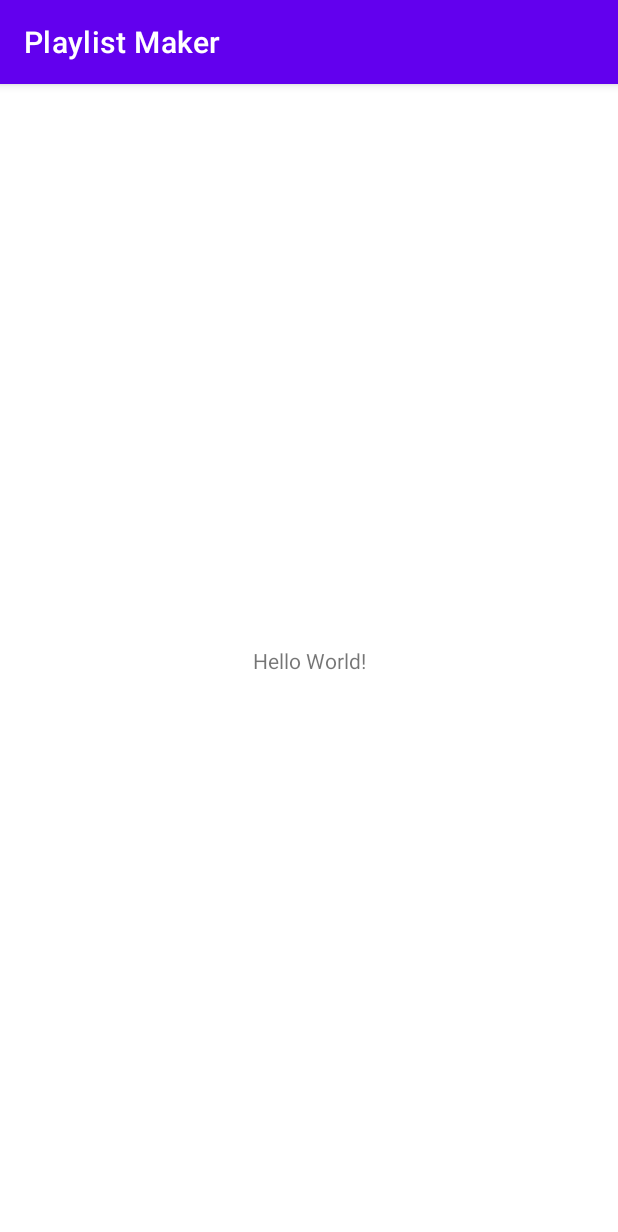
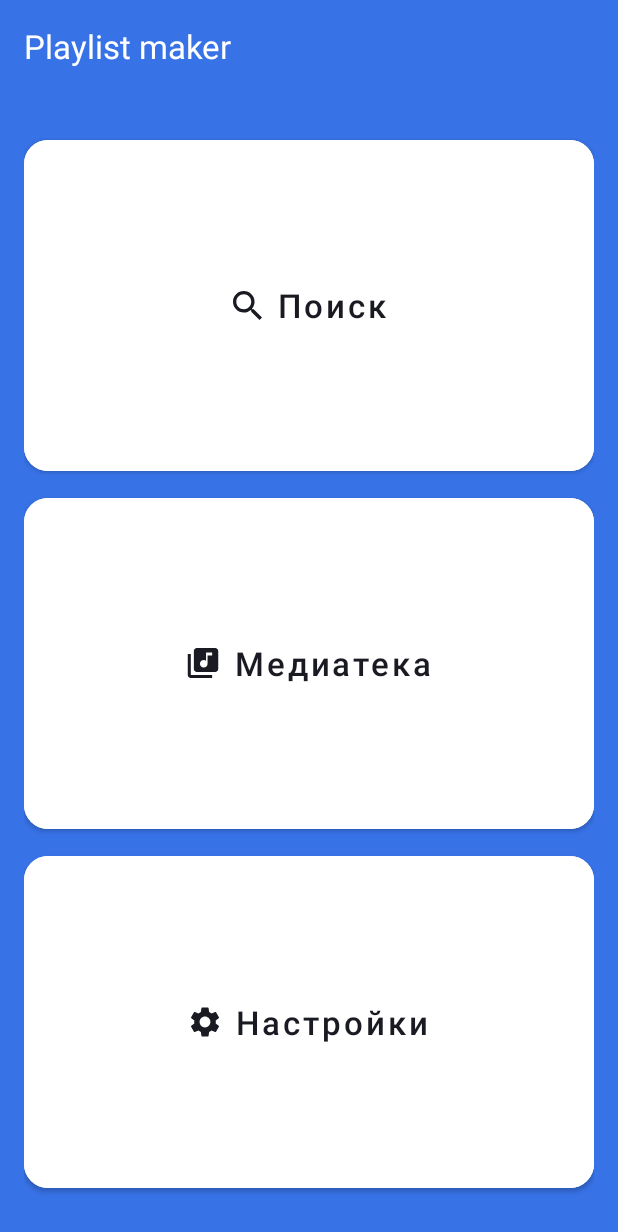
Before and after one commit to MargaritaStarkova/PlaylistMaker, an Android app: the screen it shows after launch (MainActivity), on a phone screen of 412 x 824 dp. Shown: the top 1232 px of the screen. Run offline under Robolectric (Android 15) with nearby library versions, the phone set to English and light mode, and no system bars.

Commit message:
First Homework

```diff
--- a/app/src/main/AndroidManifest.xml
+++ b/app/src/main/AndroidManifest.xml
@@ -10,7 +10,7 @@
         android:label="@string/app_name"
         android:roundIcon="@mipmap/ic_launcher_round"
         android:supportsRtl="true"
-        android:theme="@style/Theme.PlaylistMaker"
+        android:theme="@style/Theme.MaterialComponents.DayNight.NoActionBar"
         tools:targetApi="31">
         <activity
             android:name=".MainActivity"
--- /dev/null
+++ b/app/src/main/res/drawable/library.xml
@@ -0,0 +1,9 @@
+<vector xmlns:android="http://schemas.android.com/apk/res/android"
+    android:width="21dp"
+    android:height="20dp"
+    android:viewportWidth="21"
+    android:viewportHeight="20">
+  <path
+      android:pathData="M18.5,0H6.5C5.4,0 4.5,0.9 4.5,2V14C4.5,15.1 5.4,16 6.5,16H18.5C19.6,16 20.5,15.1 20.5,14V2C20.5,0.9 19.6,0 18.5,0ZM16.5,5H13.5V10.5C13.5,11.88 12.38,13 11,13C9.62,13 8.5,11.88 8.5,10.5C8.5,9.12 9.62,8 11,8C11.57,8 12.08,8.19 12.5,8.51V3H16.5V5ZM2.5,4H0.5V18C0.5,19.1 1.4,20 2.5,20H16.5V18H2.5V4Z"
+      android:fillColor="#1A1B22"/>
+</vector>
--- /dev/null
+++ b/app/src/main/res/drawable/search.xml
@@ -0,0 +1,9 @@
+<vector xmlns:android="http://schemas.android.com/apk/res/android"
+    android:width="19dp"
+    android:height="19dp"
+    android:viewportWidth="19"
+    android:viewportHeight="19">
+  <path
+      android:pathData="M13.579,11.95H12.721L12.417,11.656C13.481,10.418 14.122,8.81 14.122,7.061C14.122,3.161 10.961,0 7.061,0C3.161,0 0,3.161 0,7.061C0,10.961 3.161,14.122 7.061,14.122C8.81,14.122 10.418,13.481 11.656,12.417L11.95,12.721V13.579L17.381,19L19,17.381L13.579,11.95ZM7.061,11.95C4.356,11.95 2.173,9.766 2.173,7.061C2.173,4.356 4.356,2.173 7.061,2.173C9.766,2.173 11.95,4.356 11.95,7.061C11.95,9.766 9.766,11.95 7.061,11.95Z"
+      android:fillColor="#1A1B22"/>
+</vector>
--- /dev/null
+++ b/app/src/main/res/drawable/settings.xml
@@ -0,0 +1,9 @@
+<vector xmlns:android="http://schemas.android.com/apk/res/android"
+    android:width="20dp"
+    android:height="20dp"
+    android:viewportWidth="20"
+    android:viewportHeight="20">
+  <path
+      android:pathData="M17.14,10.94C17.18,10.64 17.2,10.33 17.2,10C17.2,9.68 17.18,9.36 17.13,9.06L19.16,7.48C19.34,7.34 19.39,7.07 19.28,6.87L17.36,3.55C17.24,3.33 16.99,3.26 16.77,3.33L14.38,4.29C13.88,3.91 13.35,3.59 12.76,3.35L12.4,0.81C12.36,0.57 12.16,0.4 11.92,0.4H8.08C7.84,0.4 7.65,0.57 7.61,0.81L7.25,3.35C6.66,3.59 6.12,3.92 5.63,4.29L3.24,3.33C3.02,3.25 2.77,3.33 2.65,3.55L0.74,6.87C0.62,7.08 0.66,7.34 0.86,7.48L2.89,9.06C2.84,9.36 2.8,9.69 2.8,10C2.8,10.31 2.82,10.64 2.87,10.94L0.84,12.52C0.66,12.66 0.61,12.93 0.72,13.13L2.64,16.45C2.76,16.67 3.01,16.74 3.23,16.67L5.62,15.71C6.12,16.09 6.65,16.41 7.24,16.65L7.6,19.19C7.65,19.43 7.84,19.6 8.08,19.6H11.92C12.16,19.6 12.36,19.43 12.39,19.19L12.75,16.65C13.34,16.41 13.88,16.09 14.37,15.71L16.76,16.67C16.98,16.75 17.23,16.67 17.35,16.45L19.27,13.13C19.39,12.91 19.34,12.66 19.15,12.52L17.14,10.94ZM10,13.6C8.02,13.6 6.4,11.98 6.4,10C6.4,8.02 8.02,6.4 10,6.4C11.98,6.4 13.6,8.02 13.6,10C13.6,11.98 11.98,13.6 10,13.6Z"
+      android:fillColor="#1A1B22"/>
+</vector>
--- a/app/src/main/res/layout/activity_main.xml
+++ b/app/src/main/res/layout/activity_main.xml
@@ -1,18 +1,80 @@
 <?xml version="1.0" encoding="utf-8"?>
-<androidx.constraintlayout.widget.ConstraintLayout xmlns:android="http://schemas.android.com/apk/res/android"
+
+<LinearLayout
+    xmlns:android="http://schemas.android.com/apk/res/android"
     xmlns:app="http://schemas.android.com/apk/res-auto"
-    xmlns:tools="http://schemas.android.com/tools"
     android:layout_width="match_parent"
     android:layout_height="match_parent"
-    tools:context=".MainActivity">
+    android:orientation="vertical"
+    android:background="@color/blueMain"
+    android:padding="@dimen/standard_padding">
 
     <TextView
         android:layout_width="wrap_content"
         android:layout_height="wrap_content"
-        android:text="Hello World!"
-        app:layout_constraintBottom_toBottomOf="parent"
-        app:layout_constraintEnd_toEndOf="parent"
-        app:layout_constraintStart_toStartOf="parent"
-        app:layout_constraintTop_toTopOf="parent" />
+        android:text="@string/app_name"
+        android:textColor="@color/white"
+        android:textSize="@dimen/medium_text_size"
+/>
 
-</androidx.constraintlayout.widget.ConstraintLayout>
+    <LinearLayout
+        android:layout_width="match_parent"
+        android:layout_height="match_parent"
+        android:layout_marginTop="@dimen/medium_margin"
+        android:layout_marginBottom="@dimen/min_margin"
+        android:orientation="vertical">
+
+        <Button
+            android:layout_width="match_parent"
+            android:layout_height="0dp"
+            android:layout_weight="1"
+            android:backgroundTint="@color/white"
+            android:text="@string/search"
+            android:textSize="@dimen/medium_text_size"
+            android:textColor="@color/black"
+            android:textAllCaps="false"
+            app:cornerRadius="@dimen/standard_corner_radius"
+            app:icon="@drawable/search"
+            app:iconGravity="textStart"
+            app:iconPadding="@dimen/icon_padding"
+            app:iconTint="@color/black"
+
+            />
+
+        <Button
+            android:layout_width="match_parent"
+            android:layout_height="0dp"
+            android:layout_weight="1"
+            android:layout_marginTop="6dp"
+            android:layout_marginBottom="6dp"
+            android:backgroundTint="@color/white"
+            android:text="@string/library"
+            android:textSize="@dimen/medium_text_size"
+            android:textColor="@color/black"
+            android:textAllCaps="false"
+            app:cornerRadius="@dimen/standard_corner_radius"
+            app:icon="@drawable/library"
+            app:iconGravity="textStart"
+            app:iconPadding="@dimen/icon_padding"
+            app:iconTint="@color/black"/>
+        <Button
+            android:layout_width="match_parent"
+            android:layout_height="0dp"
+            android:layout_weight="1"
+            android:backgroundTint="@color/white"
+            android:text="@string/settings"
+            android:textSize="@dimen/medium_text_size"
+            android:textColor="@color/black"
+            android:textAllCaps="false"
+            app:cornerRadius="@dimen/standard_corner_radius"
+            app:icon="@drawable/settings"
+            app:iconGravity="textStart"
+            app:iconPadding="@dimen/icon_padding"
+            app:iconTint="@color/black"/>
+
+
+
+    </LinearLayout>
+
+
+</LinearLayout>
--- a/app/src/main/res/values/colors.xml
+++ b/app/src/main/res/values/colors.xml
@@ -3,8 +3,9 @@
     <color name="purple_200">#FFBB86FC</color>
     <color name="purple_500">#FF6200EE</color>
     <color name="purple_700">#FF3700B3</color>
+    <color name="blueMain">#3772E7</color>
     <color name="teal_200">#FF03DAC5</color>
     <color name="teal_700">#FF018786</color>
-    <color name="black">#FF000000</color>
+    <color name="black">#1A1B22</color>
     <color name="white">#FFFFFFFF</color>
 </resources>
--- /dev/null
+++ b/app/src/main/res/values/dimens.xml
@@ -0,0 +1,11 @@
+<?xml version="1.0" encoding="utf-8"?>
+<resources>
+    <dimen name="standard_text_size">16sp</dimen>
+    <dimen name="medium_text_size">22sp</dimen>
+    <dimen name="standard_padding">16dp</dimen>
+    <dimen name="icon_padding">10dp</dimen>
+    <dimen name="max_margin">61dp</dimen>
+    <dimen name="medium_margin">42dp</dimen>
+    <dimen name="min_margin">10dp</dimen>
+    <dimen name="standard_corner_radius">16dp</dimen>
+</resources>
--- a/app/src/main/res/values/strings.xml
+++ b/app/src/main/res/values/strings.xml
@@ -1,3 +1,11 @@
 <resources>
-    <string name="app_name">Playlist Maker</string>
+    <string name="app_name" translatable="false">Playlist maker</string>
+    <string name="search">Поиск</string>
+    <string name="library">Медиатека</string>
+    <string name="settings">Настройки</string>
+    <string name="theme">Темная тема</string>
+    <string name="share">Поделиться приложением</string>
+    <string name="support">Написать в поддержку</string>
+    <string name="terms_of_use">Пользовательское соглашение</string>
+
 </resources>
```
Also changed, not shown: app/src/main/res/drawable/arrow_back.xml (added, +9 -0 lines), app/src/main/res/drawable/arrow_forward.xml (added, +9 -0 lines), app/src/main/res/drawable/share.xml (added, +9 -0 lines), app/src/main/res/drawable/support.xml (added, +9 -0 lines), app/src/main/res/drawable/support1.xml (added, +9 -0 lines), app/src/main/res/drawable/support2.xml (added, +9 -0 lines), app/src/main/res/layout/activity_settings.xml (added, +145 -0 lines), 1 other file.
